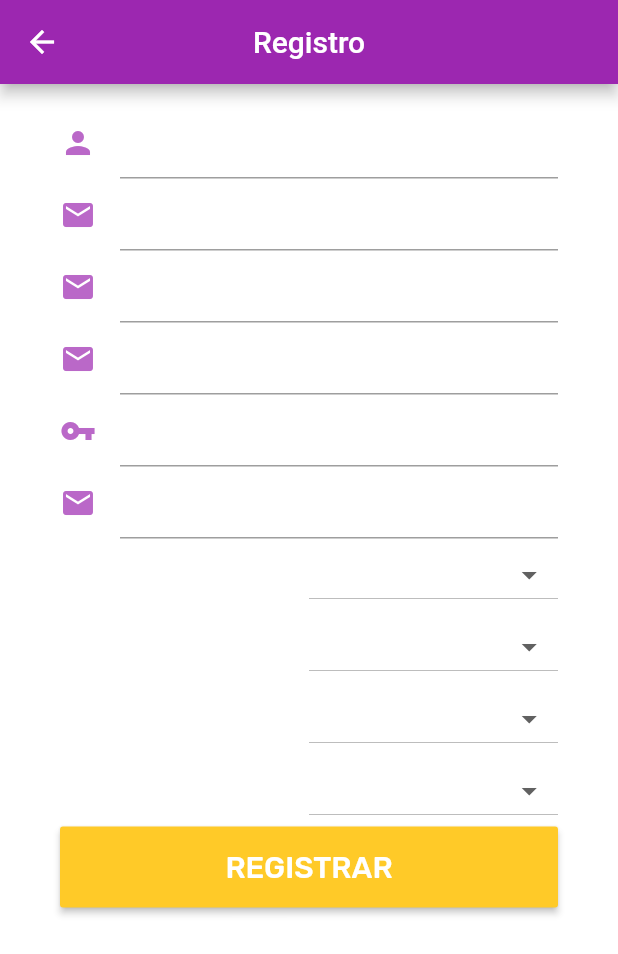
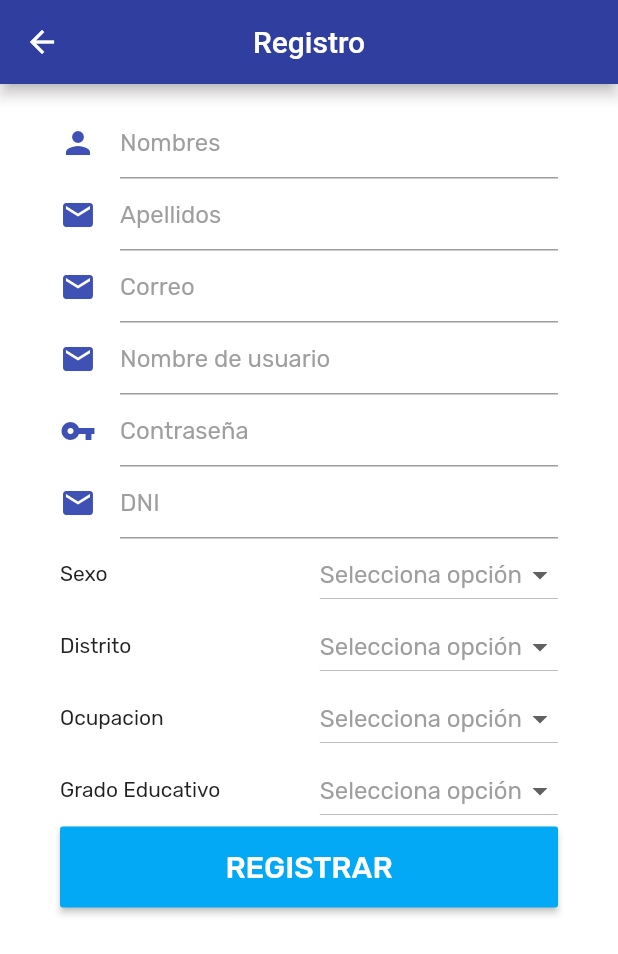
Before and after one commit to GersonCarrascoL/App-proyect-quality, a Flutter app: the screen it shows after launch, after a tap on "INGRESAR", after a tap on "REGÍSTRATE", on a phone screen of 412 x 824 dp. Shown: the top 954 px of the screen. Run offline on Flutter 3.47's test engine with Material 2 defaults, Android fonts, the phone set to English and light mode, and no system bars; our stand-ins replace dio, google_maps_flutter.

Commit message:
Refactor structure of project

```diff
--- a/lib/colors.dart
+++ b/lib/colors.dart
@@ -1,9 +1,11 @@
 import 'package:flutter/material.dart';
 
-const tprimaryColor = const Color(0xFF9C27B0);
-const toptionalColor = const Color(0xFFBA68C8);
-const taccentColor = const Color(0xFFFFCA28);
+const tprimaryColor = const Color(0xFF303F9F);
+const toptionalColor = const Color(0xFF3F51B5);
+const taccentColor = const Color(0xFF03A9F4);
 
 const tErrorRed = const Color(0xFFC5032B);
 
 const tbackgroundColor = const Color(0xFFFFFFFF);
+const tColorTextPrimary = const Color(0xFF212121);
+const tColorTextSecundary = const Color(0xFF757575);
--- a/lib/main.dart
+++ b/lib/main.dart
@@ -1,14 +1,14 @@
 import 'package:flutter/material.dart';
 import 'package:flutter/services.dart';
-// import 'package:map_view/map_view.dart';
-import 'colors.dart';
-import 'registration.dart';
-import 'viewmap.dart';
+import 'package:caliproy/module/login/login_view.dart';
+import 'package:caliproy/module/registration/registration_view.dart';
+import 'package:caliproy/module/searchmap/searchmap_view.dart';
+import 'package:caliproy/config/config.dart';
+import 'package:caliproy/colors.dart';
 
-var myKey = 'AIzaSyAohyz0ihWkHkPgQXCk1iNr72QHol0uSbQ';
+var myKey = API_KEY_MAPS;
 
 void main() {
-  // MapView.setApiKey(myKey);
   SystemChrome.setPreferredOrientations([DeviceOrientation.portraitUp])
   .then((_) {
     runApp(new MyApp());
@@ -37,169 +37,6 @@ class MyApp extends StatelessWidget {
   }
 }
 
-class LoginPage extends StatefulWidget {
-  LoginPage({Key key, this.title}) : super(key: key);
-  final String title;
-  @override
-  _LoginState createState() => new _LoginState();
-}
-
-class _LoginState extends State<LoginPage> {
-  final _formKey = GlobalKey<FormState>();
-  bool _obscureText = true;
-  bool _visibilityPassword = false;
-  bool _autoValidate = false;
-  // VARIABLES
-  String _email;
-  String _password;
-  @override
-  Widget build(BuildContext context) {
-    return new Scaffold(
-      body: new Container(
-        padding: new EdgeInsets.all(15.0),
-        decoration: new BoxDecoration(
-          gradient: new LinearGradient(
-            colors:[ tprimaryColor,toptionalColor],
-            begin: FractionalOffset.topCenter,
-            end:FractionalOffset.bottomCenter,
-            stops:[0.0,1.0],
-            tileMode:TileMode.clamp
-          ),
-        ),
-        child:new Container(
-          alignment: Alignment.topCenter,
-            padding: new EdgeInsets.only(
-                top: MediaQuery.of(context).size.height * .2,
-                right: 20.0,
-                left: 20.0),
-            child: new Container(
-              height: MediaQuery.of(context).size.height* .6,
-              width: MediaQuery.of(context).size.width,
-              child: new Card(
-                child: formUI(),
-                color: Colors.blue,
-                elevation: 4.0,
-              ),
-            ),
-        ),
-	    )
-    );
-  }
-
-
-  Widget formUI(){
-    return new Form(
-      key: _formKey,
-      autovalidate: _autoValidate,
-      child: new ListView(
-        padding: new EdgeInsets.fromLTRB(20.0, 20.0, 20.0, 0.0),
-        children: <Widget>[
-
-          new Container(
-            child: new TextFormField(
-              decoration: new InputDecoration(
-                labelText: 'Email',
-                labelStyle: new TextStyle( color: Colors.white),
-                icon: new Icon(Icons.person,color: toptionalColor)
-              ),
-              keyboardType: TextInputType.emailAddress,
-              validator: validateEmail,
-              onSaved: (String val){
-                _email = val;
-              },
-            )
-          ),
-
-          new Container(
-
-            child: new TextFormField(
-              decoration: new InputDecoration(
-                labelText: 'Password',
-                labelStyle: TextStyle(color:Colors.white),
-                icon: new Icon(Icons.lock,color:toptionalColor),
-                suffixIcon: IconButton(
-                  icon: _visibilityPassword? Icon(Icons.visibility_off): Icon(Icons.visibility),
-                  onPressed:(){
-                    setState(() {
-                      _visibilityPassword = !_visibilityPassword;
-                      _obscureText = !_obscureText;
-                    });
-                  } ,
-                ),
-              ),
-              obscureText: _obscureText,
-              validator: validatePassword,
-              onSaved: (String val){
-                _password = val;
-              }
-            )
-          ),
-
-          new Container(
-            child:
-              new RaisedButton(
-                child: new Text('INGRESAR',style:new TextStyle(color:tbackgroundColor,fontSize: 20.0)),
-                padding: EdgeInsets.fromLTRB(0.0, 15.0, 0.0, 15.0),
-                onPressed: _validateInputs
-              ),
-            margin: EdgeInsets.only(top: 20.0),
-
-          ),
-          new Container(
-
-            child:
-              new RaisedButton(
-                child: new Text('REGÍSTRATE',style:new TextStyle(color:tbackgroundColor,fontSize: 20.0)),
-                padding: EdgeInsets.fromLTRB(0.0, 15.0, 0.0, 15.0),
-                onPressed: (){
-                  Navigator.of(context).pushNamed('/register');
-                }
-              ),
-            margin: EdgeInsets.only(top: 20.0),
-          ),
-        ]
-      ),
-    );
-  }
-
-  String validateEmail(String value){
-    Pattern pattern =
-        r'^(([^<>()[\]\\.,;:\s@\"]+(\.[^<>()[\]\\.,;:\s@\"]+)*)|(\".+\"))@((\[[0-9]{1,3}\.[0-9]{1,3}\.[0-9]{1,3}\.[0-9]{1,3}\])|(([a-zA-Z\-0-9]+\.)+[a-zA-Z]{2,}))$';
-    RegExp regex = new RegExp(pattern);
-    if (!regex.hasMatch(value))
-      return 'Ingresar un email válido';
-    else
-      return null;
-  }
-
-  String validatePassword(String value){
-    if(value.length<6)
-      return "Password too short";
-    else
-      return null;
-  }
-
-  void _validateInputs() {
-    if (_formKey.currentState.validate()) {
-  //    If all data are correct then save data to out variables
-      // RNavigator.of(context).pushNamed('/register');
-      Navigator.of(context).pushNamed('/mainmap');
-      print("Validado");
-      _formKey.currentState.save();
-    } else {
-  //    If all data are not valid then start auto validation.
-      // print('No validado');
-      // Scaffold.of(context).showSnackBar(new SnackBar(
-      //   content:new Text("No validado")
-      // ));
-      setState(() {
-        _autoValidate = true;
-      });
-    }
-  }
-}
-
-
 final ThemeData _themeBuild = _buildThemeData();
 ThemeData _buildThemeData(){
   final ThemeData base = ThemeData.light();
@@ -213,7 +50,7 @@ ThemeData _buildThemeData(){
     textTheme: _buildTextTheme(base.textTheme),
     primaryTextTheme: _buildTextTheme(base.primaryTextTheme),
     accentTextTheme: _buildTextTheme(base.accentTextTheme),
-    hintColor: tbackgroundColor,
+    hintColor:Colors.grey,
   );
 }
 
@@ -231,7 +68,7 @@ TextTheme _buildTextTheme(TextTheme base){
     ),
   ).apply(
     fontFamily: 'Rubik',
-    displayColor: tbackgroundColor,
-    bodyColor: tbackgroundColor,
+    displayColor: tColorTextPrimary,
+    bodyColor: tColorTextPrimary,
   );
 }
--- /dev/null
+++ b/lib/module/login/login_view.dart
@@ -0,0 +1,157 @@
+import 'package:flutter/material.dart';
+import 'package:caliproy/colors.dart';
+
+class LoginPage extends StatefulWidget {
+  LoginPage({Key key, this.title}) : super(key: key);
+  final String title;
+  @override
+  _LoginState createState() => new _LoginState();
+}
+
+class _LoginState extends State<LoginPage> {
+  final _formKey = GlobalKey<FormState>();
+  bool _obscureText = true;
+  bool _visibilityPassword = false;
+  bool _autoValidate = false;
+  // VARIABLES
+  String _email;
+  String _password;
+  @override
+  Widget build(BuildContext context) {
+    return new Scaffold(
+      body: new Container(
+        padding: new EdgeInsets.all(15.0),
+        decoration: new BoxDecoration(
+          gradient: new LinearGradient(
+            colors:[ tprimaryColor,toptionalColor],
+            begin: FractionalOffset.topCenter,
+            end:FractionalOffset.bottomCenter,
+            stops:[0.0,1.0],
+            tileMode:TileMode.clamp
+          ),
+        ),
+        child:new Container(
+          alignment: Alignment.topCenter,
+            padding: new EdgeInsets.only(
+                top: MediaQuery.of(context).size.height * .2,
+                right: 20.0,
+                left: 20.0),
+            child: new Container(
+              height: MediaQuery.of(context).size.height* .6,
+              width: MediaQuery.of(context).size.width,
+              child: new Card(
+                child: formUI(),
+                color: Colors.white,
+                elevation: 4.0,
+              ),
+            ),
+        ),
+	    )
+    );
+  }
+
+
+  Widget formUI(){
+    return new Form(
+      key: _formKey,
+      autovalidate: _autoValidate,
+      child: new ListView(
+        padding: new EdgeInsets.fromLTRB(20.0, 20.0, 20.0, 0.0),
+        children: <Widget>[
+
+          new Container(
+            child: new TextFormField(
+              decoration: new InputDecoration(
+                labelText: 'Email',
+                labelStyle: new TextStyle( color: Colors.grey),
+                icon: new Icon(Icons.person,color: toptionalColor)
+              ),
+              keyboardType: TextInputType.emailAddress,
+              validator: validateEmail,
+              onSaved: (String val){
+                _email = val;
+              },
+            )
+          ),
+
+          new Container(
+
+            child: new TextFormField(
+              decoration: new InputDecoration(
+                labelText: 'Password',
+                labelStyle: TextStyle(color:Colors.grey),
+                icon: new Icon(Icons.lock,color:toptionalColor),
+                suffixIcon: IconButton(
+                  icon: _visibilityPassword? Icon(Icons.visibility_off): Icon(Icons.visibility),
+                  onPressed:(){
+                    setState(() {
+                      _visibilityPassword = !_visibilityPassword;
+                      _obscureText = !_obscureText;
+                    });
+                  } ,
+                ),
+              ),
+              obscureText: _obscureText,
+              validator: validatePassword,
+              onSaved: (String val){
+                _password = val;
+              }
+            )
+          ),
+
+          new Container(
+            child:
+              new RaisedButton(
+                child: new Text('INGRESAR',style:new TextStyle(color:tbackgroundColor,fontSize: 20.0)),
+                padding: EdgeInsets.fromLTRB(0.0, 15.0, 0.0, 15.0),
+                onPressed: _validateInputs
+              ),
+            margin: EdgeInsets.only(top: 20.0),
+
+          ),
+          new Container(
+
+            child:
+              new RaisedButton(
+                child: new Text('REGÍSTRATE',style:new TextStyle(color:tbackgroundColor,fontSize: 20.0)),
+                padding: EdgeInsets.fromLTRB(0.0, 15.0, 0.0, 15.0),
+                onPressed: (){
+                  Navigator.of(context).pushNamed('/register');
+                }
+              ),
+            margin: EdgeInsets.only(top: 20.0),
+          ),
+        ]
+      ),
+    );
+  }
+
+  String validateEmail(String value){
+    Pattern pattern =
+        r'^(([^<>()[\]\\.,;:\s@\"]+(\.[^<>()[\]\\.,;:\s@\"]+)*)|(\".+\"))@((\[[0-9]{1,3}\.[0-9]{1,3}\.[0-9]{1,3}\.[0-9]{1,3}\])|(([a-zA-Z\-0-9]+\.)+[a-zA-Z]{2,}))$';
+    RegExp regex = new RegExp(pattern);
+    if (!regex.hasMatch(value))
+      return 'Ingresar un email válido';
+    else
+      return null;
+  }
+
+  String validatePassword(String value){
+    if(value.length<6)
+      return "Password too short";
+    else
+      return null;
+  }
+
+  void _validateInputs() {
+    if (_formKey.currentState.validate()) {
+      Navigator.of(context).pushNamed('/mainmap');
+      print("Validado");
+      _formKey.currentState.save();
+    } else {
+      setState(() {
+        _autoValidate = true;
+      });
+    }
+  }
+}
--- a/lib/registration.dart
+++ b/lib/module/registration/registration_view.dart
@@ -1,5 +1,5 @@
 import 'package:flutter/material.dart';
-import 'colors.dart';
+import 'package:caliproy/colors.dart';
 
 class RegistrationPage extends StatefulWidget{
   _RegistrationState createState() => new _RegistrationState();
@@ -17,12 +17,11 @@ class _RegistrationState extends State<RegistrationPage>{
   Widget build(BuildContext context) {
     return new  Scaffold(
       appBar: new AppBar(
-        title: new Text(_titleBar),
+        title: new Text(_titleBar,style:new TextStyle(color:Colors.white),),
         centerTitle: true,
       ),
       body: new Container(
         decoration: new BoxDecoration(
-          // color: Colors.purple
         ),
         padding: new EdgeInsets.only(top: 15.0,left: 40.0,right: 40.0),
         child: new Form(
@@ -69,8 +68,7 @@ class _RegistrationState extends State<RegistrationPage>{
                   new Expanded(
                     child:new Text('Sexo')
                   ),
-                  new Expanded(
-                  child:new DropdownButton(
+                  new DropdownButton(
                     items:<String>['M','F'].map((String value){
                       return new DropdownMenuItem<String>(
                         value: value,
@@ -85,7 +83,6 @@ class _RegistrationState extends State<RegistrationPage>{
                       });
                     },
                   ),
-                  )
                 ]
               ),
 
@@ -94,8 +91,7 @@ class _RegistrationState extends State<RegistrationPage>{
                   new Expanded(
                     child:new Text('Distrito')
                   ),
-                  new Expanded(
-                    child: new DropdownButton(
+                  new DropdownButton(
                     items:<String>['Lima','Callao'].map((String value){
                       return new DropdownMenuItem<String>(
                         value: value,
@@ -112,7 +108,6 @@ class _RegistrationState extends State<RegistrationPage>{
                     },
 
                   ),
-                  )
                 ],
               ),
                new Row(
@@ -120,8 +115,7 @@ class _RegistrationState extends State<RegistrationPage>{
                   new Expanded(
                     child:new Text('Ocupacion')
                   ),
-                  new Expanded(
-                    child: new DropdownButton(
+                  new DropdownButton(
                     items:<String>['Estudiante','Profesor'].map((String value){
                       return new DropdownMenuItem<String>(
                         value: value,
@@ -136,7 +130,6 @@ class _RegistrationState extends State<RegistrationPage>{
                       });
                     },
                   ),
-                  )
                 ],
               ),
                new Row(
@@ -144,8 +137,8 @@ class _RegistrationState extends State<RegistrationPage>{
                   new Expanded(
                     child: new Text('Grado Educativo')
                   ),
-                  new Expanded(
-                    child :new DropdownButton(
+
+                    new DropdownButton(
                       items:<String>['Primaria','Secundaria'].map((String value){
                         return new DropdownMenuItem<String>(
                           value: value,
@@ -160,12 +153,12 @@ class _RegistrationState extends State<RegistrationPage>{
                         });
                       },
                     ),
-                  )
+
                 ],
               ),
               new Container(
                 child:new RaisedButton(
-                  child: new Text('REGISTRAR',style:new TextStyle(color:tbackgroundColor,fontSize: 20.0)),
+                  child: new Text('REGISTRAR',style:new TextStyle(color:Colors.white,fontSize: 20.0)),
                   padding: EdgeInsets.fromLTRB(0.0, 15.0, 0.0, 15.0),
                   onPressed:(){
                     Navigator.of(context).pop(true);
```
Also changed, not shown: lib/module/searchmap/searchmap_view.dart (renamed from lib/viewmap.dart, +17 -7 lines), lib/module/login/login_presenter.dart (added), lib/module/registration/registration_presenter.dart (added), lib/module/searchmap/searchmap_presenter.dart (added), 3 other files. Lines whose indentation alone changed are shown as unchanged.
